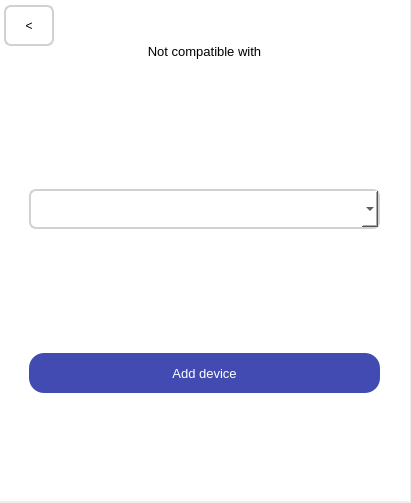
The window that add_device4.ui (fedulovs/InventoryUI) describes before a commit, drawn with Qt 5.
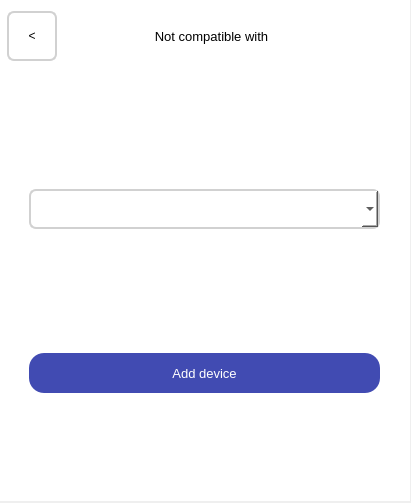
The same window after the commit.

The edit to the form file:
```diff
--- a/add_device4.ui
+++ b/add_device4.ui
@@ -92,19 +92,50 @@
                 <property name="geometry">
                     <rect>
                         <x>0</x>
-                        <y>30</y>
+                        <y>1</y>
                         <width>411</width>
-                        <height>42</height>
+                        <height>71</height>
                     </rect>
                 </property>
                 <layout class="QHBoxLayout" name="horizontalLayout_2">
                     <property name="sizeConstraint">
                         <enum>QLayout::SetNoConstraint</enum>
                     </property>
+                    <property name="leftMargin">
+                        <number>8</number>
+                    </property>
+                    <item>
+                        <widget class="QPushButton" name="backButton">
+                            <property name="sizePolicy">
+                                <sizepolicy hsizetype="Minimum" vsizetype="Fixed">
+                                    <horstretch>0</horstretch>
+                                    <verstretch>0</verstretch>
+                                </sizepolicy>
+                            </property>
+                            <property name="minimumSize">
+                                <size>
+                                    <width>0</width>
+                                    <height>40</height>
+                                </size>
+                            </property>
+                            <property name="maximumSize">
+                                <size>
+                                    <width>50</width>
+                                    <height>50</height>
+                                </size>
+                            </property>
+                            <property name="styleSheet">
+                                <string notr="true">border-radius : 7; border: 2px solid #D1D1D1</string>
+                            </property>
+                            <property name="text">
+                                <string>&lt;</string>
+                            </property>
+                        </widget>
+                    </item>
                     <item>
                         <widget class="QLabel" name="title">
                             <property name="sizePolicy">
-                                <sizepolicy hsizetype="Expanding" vsizetype="Fixed">
+                                <sizepolicy hsizetype="Minimum" vsizetype="Fixed">
                                     <horstretch>0</horstretch>
                                     <verstretch>0</verstretch>
                                 </sizepolicy>
@@ -128,51 +159,21 @@
                             </property>
                         </widget>
                     </item>
-                </layout>
-            </widget>
-            <widget class="QWidget" name="verticalLayoutWidget">
-                <property name="geometry">
-                    <rect>
-                        <x>0</x>
-                        <y>0</y>
-                        <width>411</width>
-                        <height>46</height>
-                    </rect>
-                </property>
-                <layout class="QVBoxLayout" name="verticalLayout_5">
-                    <property name="leftMargin">
-                        <number>5</number>
-                    </property>
-                    <property name="topMargin">
-                        <number>5</number>
-                    </property>
                     <item>
-                        <widget class="QPushButton" name="backButton">
-                            <property name="sizePolicy">
-                                <sizepolicy hsizetype="Minimum" vsizetype="Fixed">
-                                    <horstretch>0</horstretch>
-                                    <verstretch>0</verstretch>
-                                </sizepolicy>
+                        <spacer name="horizontalSpacer">
+                            <property name="orientation">
+                                <enum>Qt::Horizontal</enum>
                             </property>
-                            <property name="minimumSize">
-                                <size>
-                                    <width>0</width>
-                                    <height>40</height>
-                                </size>
+                            <property name="sizeType">
+                                <enum>QSizePolicy::Fixed</enum>
                             </property>
-                            <property name="maximumSize">
+                            <property name="sizeHint" stdset="0">
                                 <size>
                                     <width>50</width>
-                                    <height>50</height>
+                                    <height>20</height>
                                 </size>
                             </property>
-                            <property name="styleSheet">
-                                <string notr="true">border-radius : 7; border: 2px solid #D1D1D1</string>
-                            </property>
-                            <property name="text">
-                                <string>&lt;</string>
-                            </property>
-                        </widget>
+                        </spacer>
                     </item>
                 </layout>
             </widget>
```
